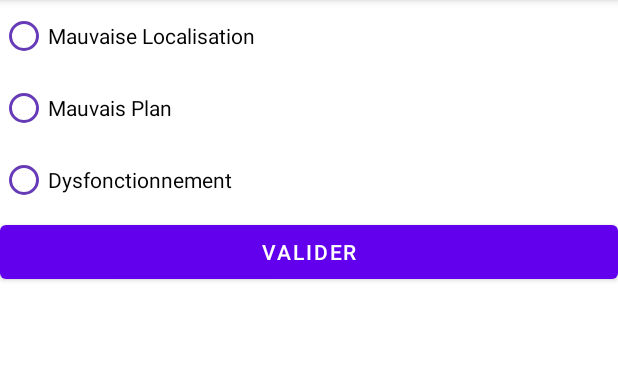
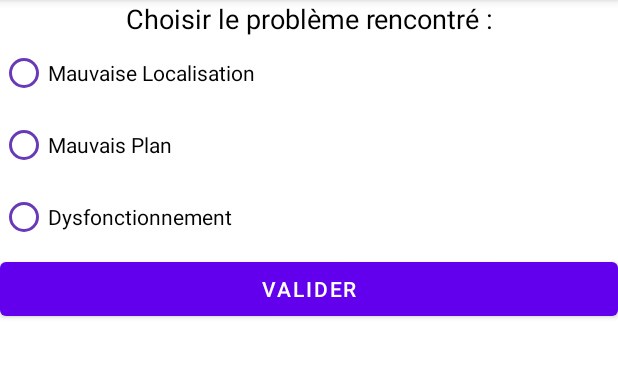
Before and after one commit to dptinfoutln/LPSCampus, an Android app: the ReporterProbleme screen opened directly, with no data from a screen before it, on a phone screen of 412 x 824 dp, the part 84-461 px from its top. Run offline under Robolectric (Android 15) with nearby library versions, the phone set to English and light mode, and no system bars.

Commit message:
fonctionnalité reporter problème okay

```diff
--- a/Code/Android/WifiScan/app/src/main/java/com/univtln/univTlnLPS/ihm/ReporterProbleme.java
+++ b/Code/Android/WifiScan/app/src/main/java/com/univtln/univTlnLPS/ihm/ReporterProbleme.java
@@ -5,12 +5,15 @@ import androidx.appcompat.app.AppCompatActivity;
 import android.content.Intent;
 import android.os.Bundle;
 import android.view.View;
+import android.widget.RadioButton;
+import android.widget.RadioGroup;
 
 import com.univtln.univTlnLPS.R;
 import com.univtln.univTlnLPS.client.SSGBDControleur;
 
 public class ReporterProbleme extends AppCompatActivity {
 
+    private RadioGroup radioGroup;
     private SSGBDControleur ssgbdControleur;
 
     @Override
@@ -18,16 +21,17 @@ public class ReporterProbleme extends AppCompatActivity {
         super.onCreate(savedInstanceState);
         setContentView(R.layout.activity_reporter_probleme);
 
-        // recuperer la selection
+        radioGroup = findViewById(R.id.radiogroup);
 
         Intent i = getIntent();
         ssgbdControleur = (SSGBDControleur)i.getSerializableExtra("ssgbdC");
     }
 
     public void valider(View v) {
-        // seulement si quelque chose est coché
+        String radiovalue = ((RadioButton)findViewById(radioGroup.getCheckedRadioButtonId())).getText().toString();
         Intent i = new Intent(this, DescriptionProbleme.class);
         i.putExtra("ssgbdC", ssgbdControleur);
+        i.putExtra("radioGroupId", radiovalue);
         startActivity(i);
 
     }
--- a/Code/Android/WifiScan/app/src/main/res/layout/activity_reporter_probleme.xml
+++ b/Code/Android/WifiScan/app/src/main/res/layout/activity_reporter_probleme.xml
@@ -5,6 +5,21 @@
     android:layout_height="match_parent"
     tools:context=".ihm.ReporterProbleme">
 
+
+    <TextView
+        android:id="@+id/texte"
+        android:layout_width="match_parent"
+        android:layout_height="wrap_content"
+        android:text="Choisir le problème rencontré :"
+        android:textAlignment="center"
+        android:textColor="#000000"
+        android:textSize="18sp" />
+
+    <RadioGroup
+        android:id="@+id/radiogroup"
+        android:layout_width="match_parent"
+        android:layout_height="wrap_content"
+        android:layout_below="@id/texte">
 
         <RadioButton
             android:id="@+id/mauvaiseLocalisation"
@@ -34,13 +49,14 @@
             android:text="Dysfonctionnement"
             android:textColor="#030304"
             android:layout_below="@id/mauvaisePlan"/>
+    </RadioGroup>
 
     <Button
         android:id="@+id/valider"
         android:layout_width="match_parent"
         android:layout_height="wrap_content"
         android:text="Valider"
-        android:layout_below="@+id/dysfonctionnement"
+        android:layout_below="@+id/radiogroup"
         android:onClick="valider"/>
 
 
--- a/Code/Android/WifiScan/app/src/main/res/layout/activity_se_localiser.xml
+++ b/Code/Android/WifiScan/app/src/main/res/layout/activity_se_localiser.xml
@@ -56,9 +56,10 @@
 
     <TextView
         android:id="@+id/connexion"
+        android:layout_width="match_parent"
+        android:layout_height="match_parent"
         android:textAlignment="center"
-        android:layout_width="match_parent"
-        android:layout_height="match_parent" />
+        android:layout_below="@id/reporterProbleme"/>
 
 
 </RelativeLayout>
```
Also changed, not shown: Code/Android/WifiScan/app/src/main/java/com/univtln/univTlnLPS/ihm/DescriptionProbleme.java (+43 -3 lines). Lines whose indentation alone changed are shown as unchanged.
